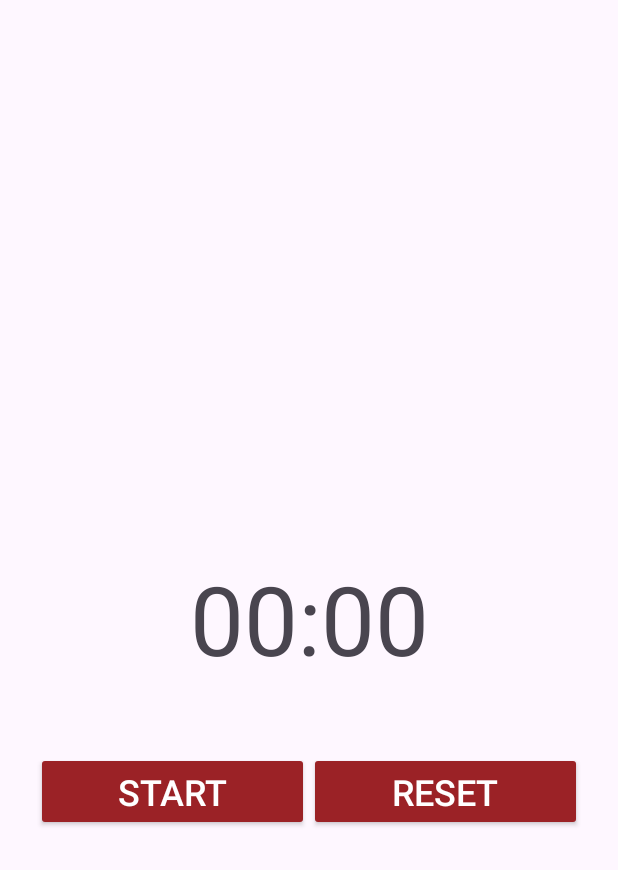
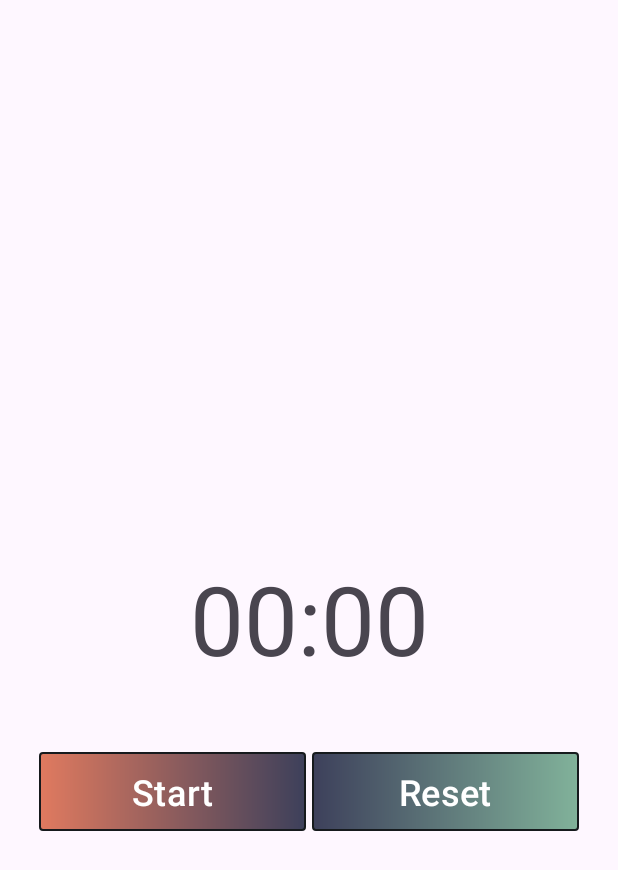
Before and after one commit to ElenaPanPanda/Stopwatch, an Android app: the layout activity_main.xml on its own in the app's theme, with its tools: preview values and no code run, on a phone screen of 412 x 824 dp. Shown: the top 870 px of the screen. Run offline under Robolectric (Android 15) with nearby library versions, the phone set to English and light mode, and no system bars.

Commit message:
gradient buttons, add colors

```diff
--- /dev/null
+++ b/app/src/main/res/drawable/end_button_shape.xml
@@ -0,0 +1,13 @@
+<?xml version="1.0" encoding="utf-8"?>
+
+<shape xmlns:android="http://schemas.android.com/apk/res/android">
+    <corners
+        android:radius="2dp" />
+    <gradient
+        android:angle="0"
+        android:startColor="@color/center_color"
+        android:endColor="@color/end_color" />
+    <stroke
+        android:width="1dp"
+        android:color="@color/stroke" />
+</shape>
--- /dev/null
+++ b/app/src/main/res/drawable/start_button_shape.xml
@@ -0,0 +1,13 @@
+<?xml version="1.0" encoding="utf-8"?>
+
+<shape xmlns:android="http://schemas.android.com/apk/res/android">
+    <corners
+        android:radius="2dp" />
+    <gradient
+        android:angle="0"
+        android:startColor="@color/start_color"
+        android:endColor="@color/center_color" />
+    <stroke
+        android:width="1dp"
+        android:color="@color/stroke" />
+</shape>
--- a/app/src/main/res/layout/activity_main.xml
+++ b/app/src/main/res/layout/activity_main.xml
@@ -16,17 +16,17 @@
         android:textSize="64sp"
         app:layout_constraintBottom_toBottomOf="parent"
         app:layout_constraintEnd_toEndOf="parent"
-        app:layout_constraintHorizontal_bias="0.333"
         app:layout_constraintStart_toStartOf="parent"
         app:layout_constraintTop_toTopOf="parent" />
 
-
     <Button
         android:id="@+id/startButton"
-        style="@style/Widget.AppCompat.Button"
         android:layout_width="0dp"
         android:layout_height="wrap_content"
+        android:layout_marginHorizontal="2dp"
         android:layout_marginTop="46dp"
+        app:backgroundTint="@null"
+        android:background="@drawable/start_button_shape"
         android:text="@string/start"
         android:textSize="24sp"
         app:layout_constraintEnd_toStartOf="@id/resetButton"
@@ -35,10 +35,12 @@
 
     <Button
         android:id="@+id/resetButton"
-        style="@style/Widget.AppCompat.Button"
         android:layout_width="0dp"
         android:layout_height="wrap_content"
+        android:layout_marginHorizontal="2dp"
         android:layout_marginTop="46dp"
+        app:backgroundTint="@null"
+        android:background="@drawable/end_button_shape"
         android:text="@string/reset"
         android:textSize="24sp"
         app:layout_constraintEnd_toEndOf="parent"
--- a/app/src/main/res/values/colors.xml
+++ b/app/src/main/res/values/colors.xml
@@ -7,4 +7,15 @@
     <color name="orange">#ee9b00</color>
     <color name="blue">#94d2bd</color>
     <color name="dark_blue">#005f73</color>
+    <color name="start_color">#e07a5f</color>
+    <color name="center_color">#3d405b</color>
+    <color name="end_color">#81b29a</color>
+    <color name="stroke">#161a1d</color>
+    <color name="bright_yellow">#f2cc8f</color>
+    <color name="milk">#f4f1de</color>
+    <color name="collection_1">#335c67</color>
+    <color name="collection_2">#fff3b0</color>
+    <color name="collection_3">#e09f3e</color>
+    <color name="collection_4">#9e2a2b</color>
+    <color name="collection_5">#540b0e</color>
 </resources>
--- a/app/src/main/res/values/themes.xml
+++ b/app/src/main/res/values/themes.xml
@@ -1,7 +1,7 @@
 <resources xmlns:tools="http://schemas.android.com/tools">
     <!-- Base application theme. -->
     <style name="Base.Theme.Stopwatch" parent="Theme.Material3.DayNight.NoActionBar">
-        <item name="colorPrimary">@color/red</item>
+        <item name="colorPrimary">@color/center_color</item>
     </style>
     <style name="Theme.Stopwatch" parent="Base.Theme.Stopwatch" />
 </resources>
```
